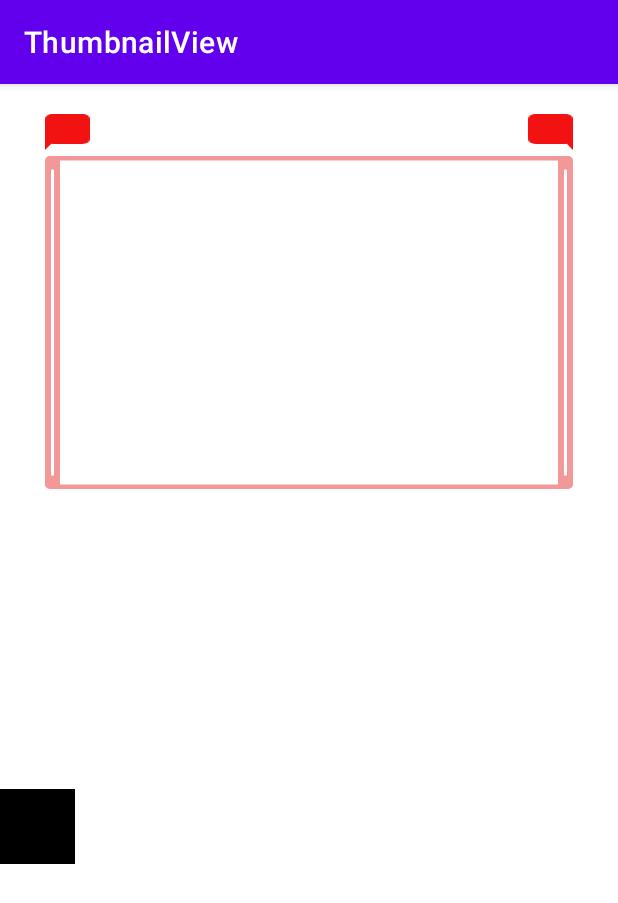
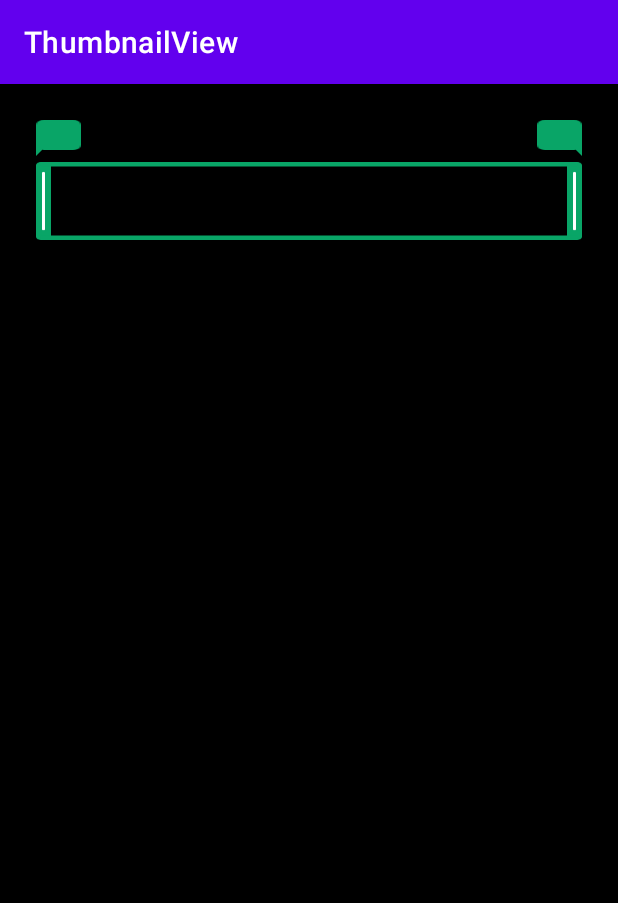
Before and after one commit to LeslieNan/view-ThumbnailView, an Android app: the screen it shows after launch (MainActivity), on a phone screen of 412 x 824 dp. Shown: the top 903 px of the screen. Run offline under Robolectric (Android 15) with nearby library versions, the phone set to English and light mode, and no system bars.

Commit message:
修复默认颜色的bug

```diff
--- a/app/src/main/res/layout/activity_main.xml
+++ b/app/src/main/res/layout/activity_main.xml
@@ -5,28 +5,14 @@
     android:layout_width="match_parent"
     android:layout_height="match_parent"
     android:orientation="vertical"
+    android:background="@color/black"
     tools:context=".MainActivity">
 
     <com.leslie.thumbnail.ThumbnailView
         android:id="@+id/tnv_main"
         android:layout_width="match_parent"
-        android:layout_height="250dp"
+        android:layout_height="80dp"
         android:layout_marginStart="30dp"
-        app:thumbnailColor="#f39898"
-        app:tipsColor="#f31212"
-        app:tipsTextColor="@color/white"
-        app:tipsTextSize="15sp"
-        android:layout_marginEnd="30dp"
-        android:layout_marginTop="20dp"/>
-
-    <ImageView
-        android:id="@+id/iv_mian"
-        android:layout_width="20dp"
-        android:layout_height="200dp" />
-
-    <TextView
-        android:layout_width="50dp"
-        android:layout_height="50dp"
-        android:background="@color/black" />
+        android:layout_margin="24dp" />
 
 </LinearLayout>
--- a/thumbnailview/src/main/java/com/leslie/thumbnail/ThumbnailView.kt
+++ b/thumbnailview/src/main/java/com/leslie/thumbnail/ThumbnailView.kt
@@ -123,11 +123,11 @@ class ThumbnailView : View {
         )
         tipsTextColor = typedArray.getColor(
             R.styleable.ThumbnailView_tipsTextColor,
-            context.getColor(R.color.paintTextColor)
+            context.getColor(R.color.white)
         )
         tipsBgColor = typedArray.getColor(
             R.styleable.ThumbnailView_tipsColor,
-            context.getColor(R.color.white)
+            context.getColor(R.color.thumbnailColor)
         )
         typedArray.recycle()
     }
@@ -362,6 +362,8 @@ class ThumbnailView : View {
         rectF5.bottom = rectF.top - mTipsHeight
         rectF5.top = 0f
         canvas.drawBitmap(bitmapTipsBg, null, rectF5, mTipsBgPaint)
+        Log.d("测试","颜色"+mTipsBgPaint.color.toString())
+        Log.d("测试","颜色"+mPaint.color.toString())
         //左边向下箭头
         rectF7.left = (rectF.left - mTextBgWidth / 2) + mTextBgWidth / 2 - mTipsWidth / 2
         rectF7.top = rectF5.bottom
```
